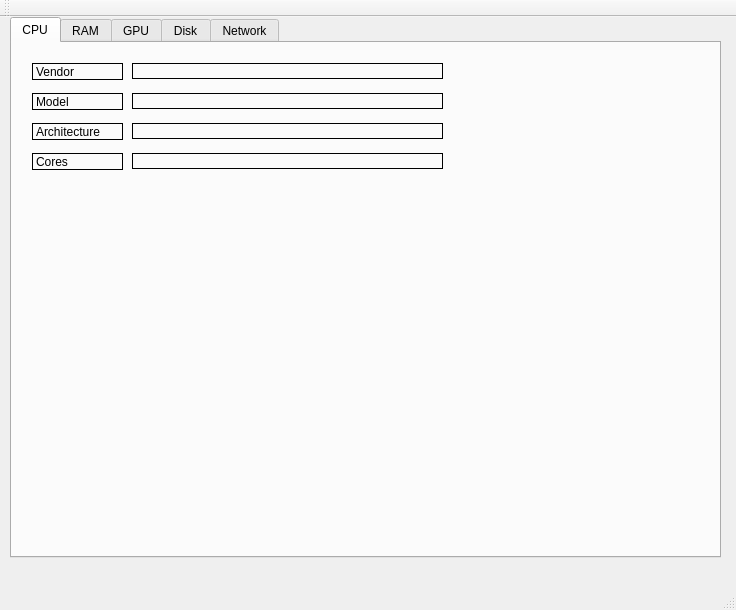
Above: SystemMonitor-app/mainwindow.ui from vlmarkov/QT-projects before the change. Below: the same form after it.
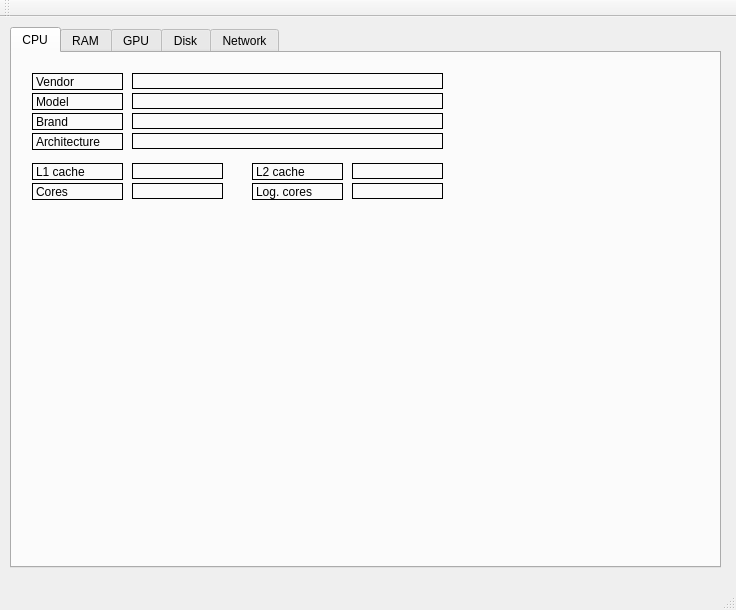
That is the form after the change. Custom widgets are drawn as their Qt base class.

Diff of the .ui file:
```diff
--- a/SystemMonitor-app/mainwindow.ui
+++ b/SystemMonitor-app/mainwindow.ui
@@ -18,7 +18,7 @@
     <property name="geometry">
      <rect>
       <x>10</x>
-      <y>0</y>
+      <y>10</y>
       <width>711</width>
       <height>541</height>
      </rect>
@@ -55,22 +55,6 @@
        <string>Vendor</string>
       </property>
      </widget>
-     <widget class="QLabel" name="Model_label">
-      <property name="geometry">
-       <rect>
-        <x>20</x>
-        <y>50</y>
-        <width>91</width>
-        <height>17</height>
-       </rect>
-      </property>
-      <property name="frameShape">
-       <enum>QFrame::Box</enum>
-      </property>
-      <property name="text">
-       <string>Model</string>
-      </property>
-     </widget>
      <widget class="QLabel" name="Arch_label">
       <property name="geometry">
        <rect>
@@ -87,22 +71,6 @@
        <string>Architecture</string>
       </property>
      </widget>
-     <widget class="QLabel" name="Cores_label">
-      <property name="geometry">
-       <rect>
-        <x>20</x>
-        <y>110</y>
-        <width>91</width>
-        <height>17</height>
-       </rect>
-      </property>
-      <property name="frameShape">
-       <enum>QFrame::Box</enum>
-      </property>
-      <property name="text">
-       <string>Cores</string>
-      </property>
-     </widget>
      <widget class="QLabel" name="Vendor_txt">
       <property name="geometry">
        <rect>
@@ -122,25 +90,6 @@
        <bool>false</bool>
       </property>
      </widget>
-     <widget class="QLabel" name="Model_txt">
-      <property name="geometry">
-       <rect>
-        <x>120</x>
-        <y>50</y>
-        <width>311</width>
-        <height>16</height>
-       </rect>
-      </property>
-      <property name="frameShape">
-       <enum>QFrame::Box</enum>
-      </property>
-      <property name="text">
-       <string/>
-      </property>
-      <property name="scaledContents">
-       <bool>false</bool>
-      </property>
-     </widget>
      <widget class="QLabel" name="Arch_txt">
       <property name="geometry">
        <rect>
@@ -160,11 +109,21 @@
        <bool>false</bool>
       </property>
      </widget>
-     <widget class="QLabel" name="Cores_txt">
+     <widget class="QCustomPlot" name="CpuUsageGraph" native="true">
       <property name="geometry">
        <rect>
+        <x>20</x>
+        <y>160</y>
+        <width>411</width>
+        <height>331</height>
+       </rect>
+      </property>
+     </widget>
+     <widget class="QLabel" name="Model_txt">
+      <property name="geometry">
+       <rect>
         <x>120</x>
-        <y>110</y>
+        <y>40</y>
         <width>311</width>
         <height>16</height>
        </rect>
@@ -179,14 +138,195 @@
        <bool>false</bool>
       </property>
      </widget>
-     <widget class="QCustomPlot" name="widget" native="true">
+     <widget class="QLabel" name="Model_label">
       <property name="geometry">
        <rect>
         <x>20</x>
-        <y>140</y>
-        <width>421</width>
-        <height>271</height>
+        <y>40</y>
+        <width>91</width>
+        <height>17</height>
        </rect>
+      </property>
+      <property name="frameShape">
+       <enum>QFrame::Box</enum>
+      </property>
+      <property name="text">
+       <string>Model</string>
+      </property>
+     </widget>
+     <widget class="QLabel" name="Brand_label">
+      <property name="geometry">
+       <rect>
+        <x>20</x>
+        <y>60</y>
+        <width>91</width>
+        <height>17</height>
+       </rect>
+      </property>
+      <property name="frameShape">
+       <enum>QFrame::Box</enum>
+      </property>
+      <property name="text">
+       <string>Brand</string>
+      </property>
+     </widget>
+     <widget class="QLabel" name="Brand_txt">
+      <property name="geometry">
+       <rect>
+        <x>120</x>
+        <y>60</y>
+        <width>311</width>
+        <height>16</height>
+       </rect>
+      </property>
+      <property name="frameShape">
+       <enum>QFrame::Box</enum>
+      </property>
+      <property name="text">
+       <string/>
+      </property>
+      <property name="scaledContents">
+       <bool>false</bool>
+      </property>
+     </widget>
+     <widget class="QLabel" name="L1cache_txt">
+      <property name="geometry">
+       <rect>
+        <x>120</x>
+        <y>110</y>
+        <width>91</width>
+        <height>16</height>
+       </rect>
+      </property>
+      <property name="frameShape">
+       <enum>QFrame::Box</enum>
+      </property>
+      <property name="text">
+       <string/>
+      </property>
+      <property name="scaledContents">
+       <bool>false</bool>
+      </property>
+     </widget>
+     <widget class="QLabel" name="L1cache_label">
+      <property name="geometry">
+       <rect>
+        <x>20</x>
+        <y>110</y>
+        <width>91</width>
+        <height>17</height>
+       </rect>
+      </property>
+      <property name="frameShape">
+       <enum>QFrame::Box</enum>
+      </property>
+      <property name="text">
+       <string>L1 cache</string>
+      </property>
+     </widget>
+     <widget class="QLabel" name="L2cache_label">
+      <property name="geometry">
+       <rect>
+        <x>240</x>
+        <y>110</y>
+        <width>91</width>
+        <height>17</height>
+       </rect>
+      </property>
+      <property name="frameShape">
+       <enum>QFrame::Box</enum>
+      </property>
+      <property name="text">
+       <string>L2 cache</string>
+      </property>
+     </widget>
+     <widget class="QLabel" name="L2cache_txt">
+      <property name="geometry">
+       <rect>
+        <x>340</x>
+        <y>110</y>
+        <width>91</width>
+        <height>16</height>
+       </rect>
+      </property>
+      <property name="frameShape">
+       <enum>QFrame::Box</enum>
+      </property>
+      <property name="text">
+       <string/>
+      </property>
+      <property name="scaledContents">
+       <bool>false</bool>
+      </property>
+     </widget>
+     <widget class="QLabel" name="LogCores_label">
+      <property name="geometry">
+       <rect>
+        <x>240</x>
+        <y>130</y>
+        <width>91</width>
+        <height>17</height>
+       </rect>
+      </property>
+      <property name="frameShape">
+       <enum>QFrame::Box</enum>
+      </property>
+      <property name="text">
+       <string>Log. cores</string>
+      </property>
+     </widget>
+     <widget class="QLabel" name="HwCores_txt">
+      <property name="geometry">
+       <rect>
+        <x>120</x>
+        <y>130</y>
+        <width>91</width>
+        <height>16</height>
+       </rect>
+      </property>
+      <property name="frameShape">
+       <enum>QFrame::Box</enum>
+      </property>
+      <property name="text">
+       <string/>
+      </property>
+      <property name="scaledContents">
+       <bool>false</bool>
+      </property>
+     </widget>
+     <widget class="QLabel" name="LogCores_txt">
+      <property name="geometry">
+       <rect>
+        <x>340</x>
+        <y>130</y>
+        <width>91</width>
+        <height>16</height>
+       </rect>
+      </property>
+      <property name="frameShape">
+       <enum>QFrame::Box</enum>
+      </property>
+      <property name="text">
+       <string/>
+      </property>
+      <property name="scaledContents">
+       <bool>false</bool>
+      </property>
+     </widget>
+     <widget class="QLabel" name="HwCores_label">
+      <property name="geometry">
+       <rect>
+        <x>20</x>
+        <y>130</y>
+        <width>91</width>
+        <height>17</height>
+       </rect>
+      </property>
+      <property name="frameShape">
+       <enum>QFrame::Box</enum>
+      </property>
+      <property name="text">
+       <string>Cores</string>
       </property>
      </widget>
     </widget>
```
